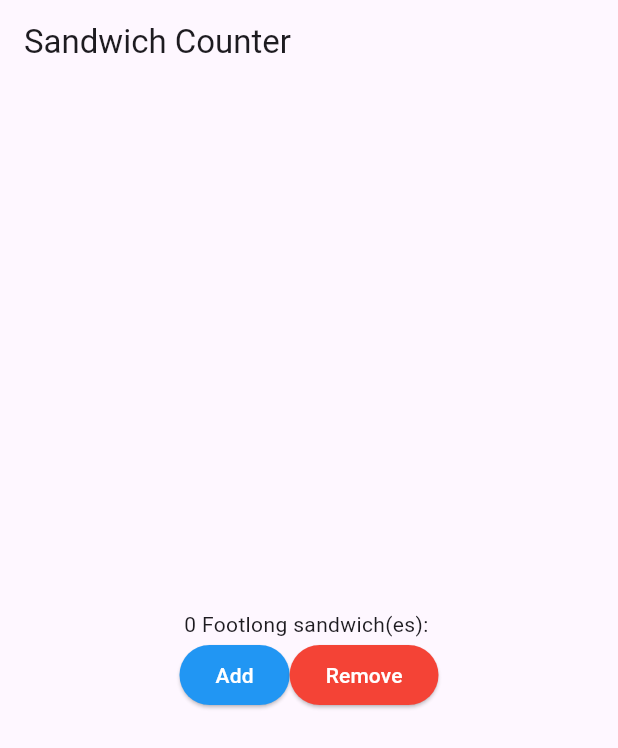
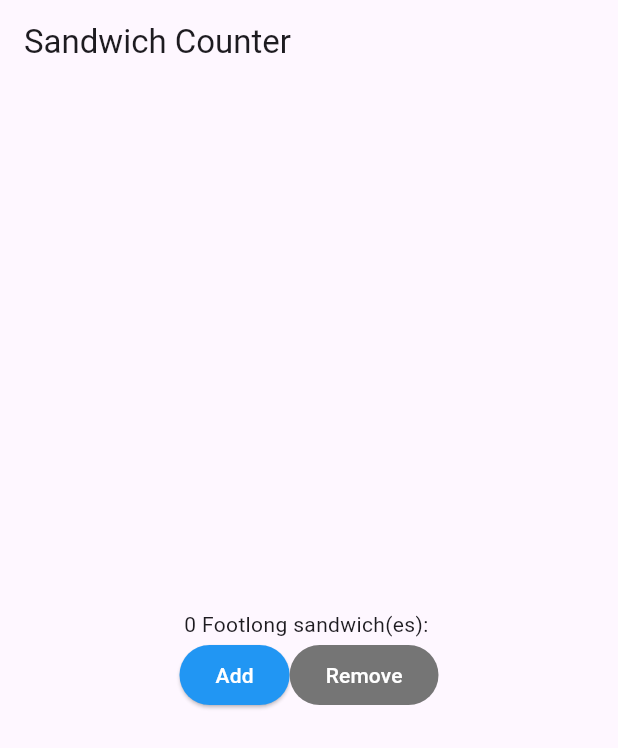
Before and after one commit to ojmanley/sandwich_shop, a Flutter app: the screen it shows after launch, on a phone screen of 412 x 824 dp. Shown: the top 748 px of the screen. Run offline on Flutter 3.47's test engine with Material 3 defaults, Android fonts, the phone set to English and light mode, and no system bars.

```diff
--- a/lib/main.dart
+++ b/lib/main.dart
@@ -60,18 +60,34 @@ class _OrderScreenState extends State<OrderScreen> {
               mainAxisAlignment: MainAxisAlignment.center,
               children: [
                 ElevatedButton(
-                  onPressed: _increaseQuantity,
-                  style: ElevatedButton.styleFrom(
-                    backgroundColor: Colors.blue,
-                    foregroundColor: Colors.white,
+                  onPressed: _quantity >= widget.maxQuantity
+                      ? null
+                      : _increaseQuantity,
+                  style: ButtonStyle(
+                    backgroundColor: WidgetStateProperty.resolveWith<Color?>(
+                      (states) {
+                        if (states.contains(WidgetState.disabled)) {
+                          return Colors.grey;
+                        }
+                        return Colors.blue;
+                      },
+                    ),
+                    foregroundColor: WidgetStateProperty.all(Colors.white),
                   ),
-                  child: const Text('Add'),
+                  child: Text(_quantity >= widget.maxQuantity ? 'Full' : 'Add'),
                 ),
                 ElevatedButton(
-                  onPressed: _decreaseQuantity,
-                  style: ElevatedButton.styleFrom(
-                    backgroundColor: Colors.red,
-                    foregroundColor: Colors.white,
+                  onPressed: _quantity <= 0 ? null : _decreaseQuantity,
+                  style: ButtonStyle(
+                    backgroundColor: WidgetStateProperty.resolveWith<Color?>(
+                      (states) {
+                        if (states.contains(WidgetState.disabled)) {
+                          return Colors.grey.shade600;
+                        }
+                        return Colors.red;
+                      },
+                    ),
+                    foregroundColor: WidgetStateProperty.all(Colors.white),
                   ),
                   child: const Text('Remove'),
                 ),
```
